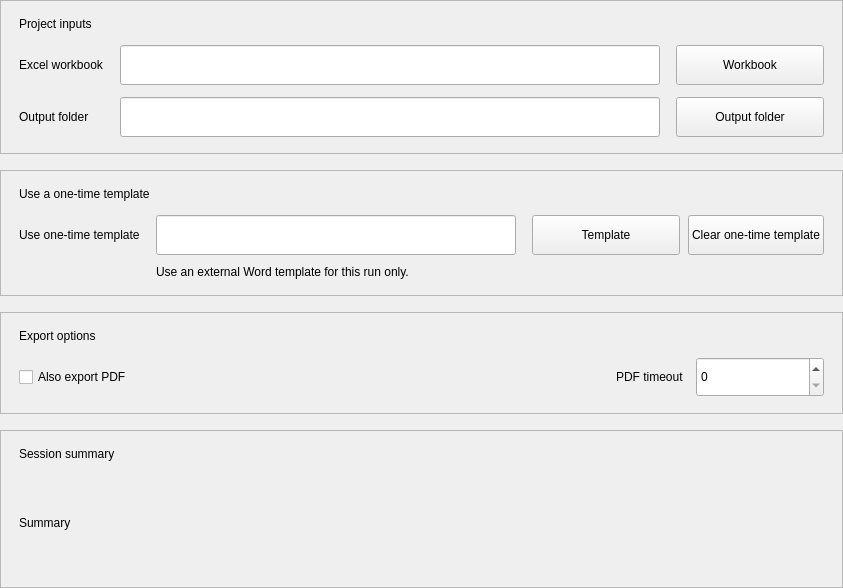
Qt form gui/forms/setup_page.ui (YounesRabeh/document-mapper) before a commit.
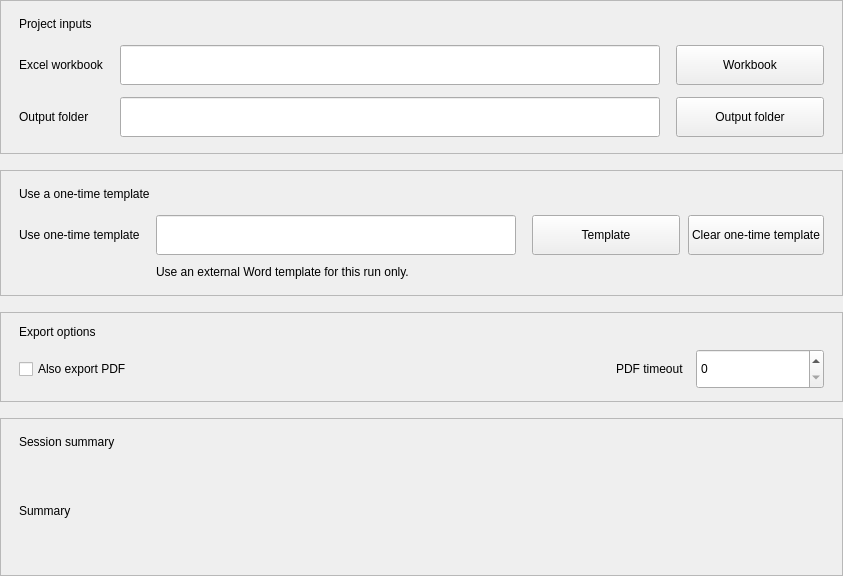
The same form after that commit.

What changed in the file:
```diff
--- a/gui/forms/setup_page.ui
+++ b/gui/forms/setup_page.ui
@@ -385,7 +385,13 @@
     </widget>
    </item>
    <item>
-    <widget class="QFrame" name="optionsCard">
+   <widget class="QFrame" name="optionsCard">
+     <property name="sizePolicy">
+      <sizepolicy hsizetype="Preferred" vsizetype="Maximum">
+       <horstretch>0</horstretch>
+       <verstretch>0</verstretch>
+      </sizepolicy>
+     </property>
      <property name="frameShape">
       <enum>QFrame::StyledPanel</enum>
      </property>
@@ -394,19 +400,19 @@
      </property>
      <layout class="QVBoxLayout" name="optionsCardLayout">
       <property name="spacing">
-       <number>14</number>
+       <number>10</number>
       </property>
       <property name="leftMargin">
        <number>18</number>
       </property>
       <property name="topMargin">
-       <number>16</number>
+       <number>12</number>
       </property>
       <property name="rightMargin">
        <number>18</number>
       </property>
       <property name="bottomMargin">
-       <number>16</number>
+       <number>12</number>
       </property>
       <item>
        <widget class="QFrame" name="optionsTitleBar">
```
